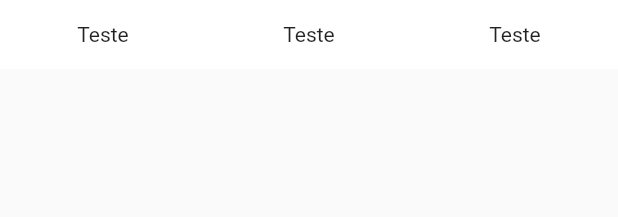
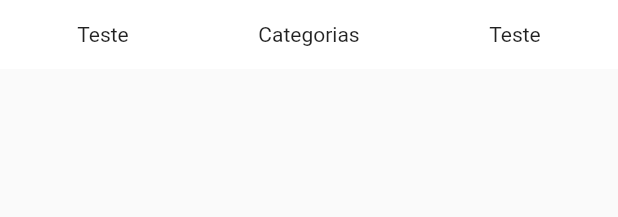
Before and after one commit to MauricioDevJS/olx_clone, a Flutter app: the TabsFilter widget shown alone on an empty page, opened directly, on a phone screen of 412 x 824 dp. Shown: the top 217 px of the screen. Run offline on Flutter 3.47's test engine with Material 2 defaults, Android fonts, the phone set to English and light mode, and no system bars; our stand-ins replace cloud_firestore, firebase_auth, firebase_core; accounts and stored records are empty; network calls fail.

Commit message:
Update aula 10/11

```diff
--- a/lib/components/TabsFilter.dart
+++ b/lib/components/TabsFilter.dart
@@ -9,11 +9,35 @@ class TabsFilter extends StatelessWidget {
   @override
   Widget build(BuildContext context) {
     return Row(
-            children: [
-              Container(padding: EdgeInsets.symmetric(vertical: 15), width: MediaQuery.of(context).size.width / 3, child: Text('Teste', textAlign: TextAlign.center,), decoration: BoxDecoration(color: Colors.white),),
-              Container(padding: EdgeInsets.symmetric(vertical: 15), width: MediaQuery.of(context).size.width / 3, child: Text('Teste', textAlign: TextAlign.center,), decoration: BoxDecoration(color: Colors.white),),
-              Container(padding: EdgeInsets.symmetric(vertical: 15), width: MediaQuery.of(context).size.width / 3, child: Text('Teste', textAlign: TextAlign.center,), decoration: BoxDecoration(color: Colors.white),),
-            ],
-          );
+      children: [
+        Container(
+          padding: EdgeInsets.symmetric(vertical: 15),
+          width: MediaQuery.of(context).size.width / 3,
+          child: Text(
+            'Teste',
+            textAlign: TextAlign.center,
+          ),
+          decoration: BoxDecoration(color: Colors.white),
+        ),
+        Container(
+          padding: EdgeInsets.symmetric(vertical: 15),
+          width: MediaQuery.of(context).size.width / 3,
+          child: Text(
+            'Categorias',
+            textAlign: TextAlign.center,
+          ),
+          decoration: BoxDecoration(color: Colors.white),
+        ),
+        Container(
+          padding: EdgeInsets.symmetric(vertical: 15),
+          width: MediaQuery.of(context).size.width / 3,
+          child: Text(
+            'Teste',
+            textAlign: TextAlign.center,
+          ),
+          decoration: BoxDecoration(color: Colors.white),
+        ),
+      ],
+    );
   }
 }
--- a/lib/main.dart
+++ b/lib/main.dart
@@ -1,8 +1,6 @@
 import 'package:flutter/material.dart';
 import 'package:firebase_core/firebase_core.dart';
-import 'package:ssclassificados/pages/LoginPage.dart';
-import 'package:firebase_auth/firebase_auth.dart';
-import 'package:cloud_firestore/cloud_firestore.dart';
+import 'package:ssclassificados/pages/CategoriesList.dart';
 
 void main() async {
   WidgetsFlutterBinding.ensureInitialized();
@@ -30,7 +28,7 @@ void main() async {
 
   runApp(
     MaterialApp(
-      home: LoginPage(),
+      home: CategoriesList(),
       debugShowCheckedModeBanner: false,
       theme: ThemeData(primarySwatch: Colors.deepPurple),
     ),
```
Also changed, not shown: lib/pages/CategoriesList.dart (added, +42 -0 lines), lib/pages/HomePage.dart (+2 -11 lines), pubspec.yaml (+4 -4 lines), pubspec.lock.
